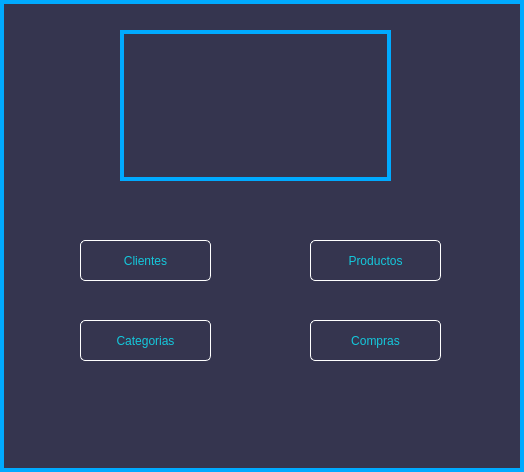
Old version of the form views/MainWindow.ui in the repository joanmera/Gameverse_Interface.
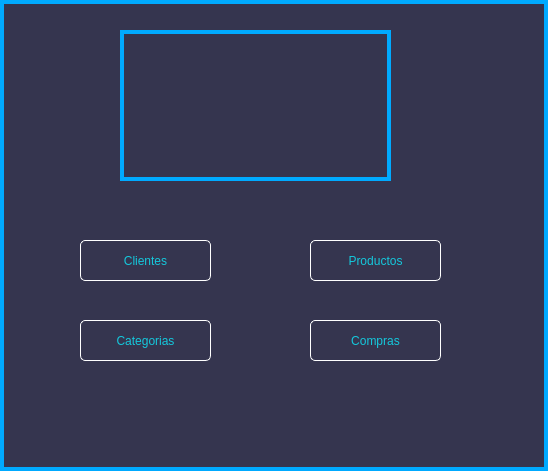
New version of the form. Icons and pictures are not drawn.

```diff
--- a/views/MainWindow.ui
+++ b/views/MainWindow.ui
@@ -6,8 +6,8 @@
    <rect>
     <x>0</x>
     <y>0</y>
-    <width>524</width>
-    <height>472</height>
+    <width>548</width>
+    <height>471</height>
    </rect>
   </property>
   <property name="windowTitle">
```
Left out of the diff: 12 changed lines with no effect on the pictures.
